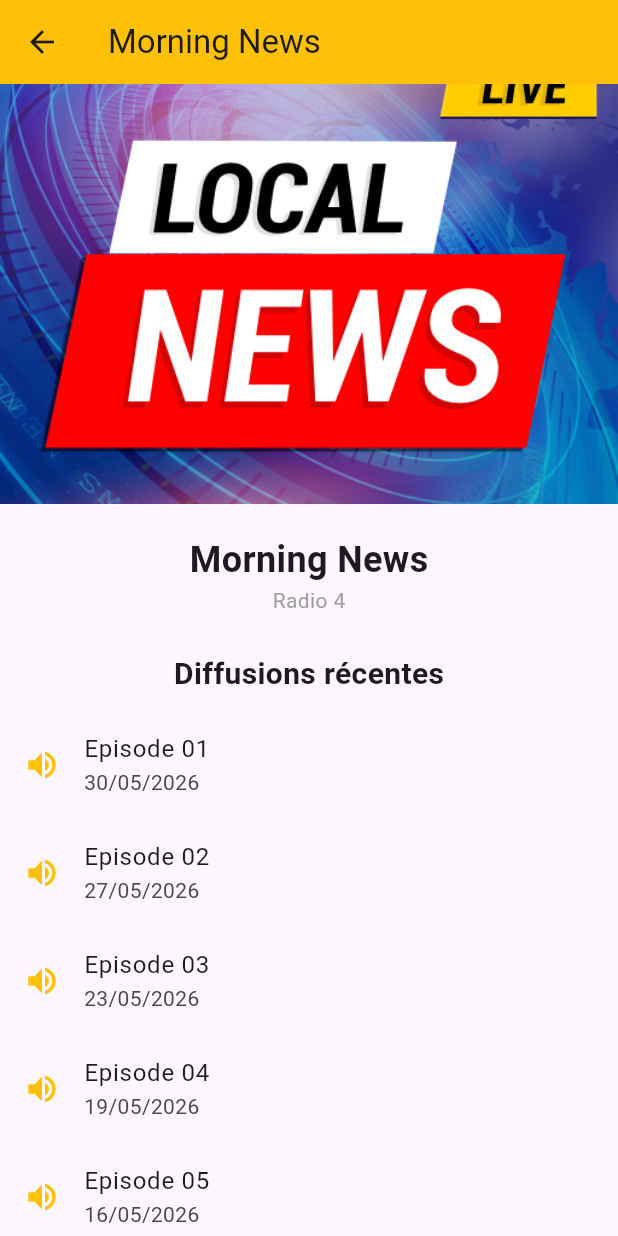
After one commit to Godwin-Jules/N3_DevMobile_DCLIC, a Flutter app: the screen it shows after launch, after a tap on "Morning News", on a phone screen of 412 x 824 dp. The commit adds this screen. Run offline on Flutter 3.47's test engine with Material 3 defaults, Android fonts, the phone set to English and light mode, and no system bars; our stand-ins replace responsive_grid, sqflite; accounts and stored records are empty.

Commit message:
First version of my streaming app: v1.0.0

```diff
--- /dev/null
+++ b/S1/streaming/lib/controllers/emission_controller.dart
@@ -0,0 +1,79 @@
+import 'package:streaming/data/mock_data.dart';
+
+import '../models/emission.dart';
+import '../models/diffusion.dart';
+
+class EmissionController {
+  final List<Emission> _emissions = mockEmissions;
+  // final List<Emission> _emissions = [
+  //   const Emission(
+  //     id: 1,
+  //     nom: 'Morning News',
+  //     chaine: 'Radio 4',
+  //     image: 'assets/images/news.png',
+  //   ),
+  //   const Emission(
+  //     id: 2,
+  //     nom: 'Music Time',
+  //     chaine: 'FM Music',
+  //     image: 'assets/images/music.avif',
+  //   ),
+  //   const Emission(
+  //     id: 3,
+  //     nom: 'Sport Live',
+  //     chaine: 'Sport Radio',
+  //     image: 'assets/images/sport.avif',
+  //   ),
+  //   const Emission(
+  //     id: 4,
+  //     nom: 'Tech Talk',
+  //     chaine: 'Digital FM',
+  //     image: 'assets/images/tech.avif',
+  //   ),
+  //   const Emission(
+  //     id: 5,
+  //     nom: 'Culture Plus',
+  //     chaine: 'Culture TV',
+  //     image: 'assets/images/culture.jpg',
+  //   ),
+  //   const Emission(
+  //     id: 6,
+  //     nom: 'Business Show',
+  //     chaine: 'Finance Radio',
+  //     image: 'assets/images/business.webp',
+  //   ),
+  // ];
+
+  List<Emission> getEmissions() {
+    return _emissions;
+  }
+
+  Emission onEmissionSelected(Emission emission) {
+    return emission;
+  }
+
+  List<Diffusion> getDiffusions() {
+    return [
+      Diffusion(
+        titre: "Episode 01",
+        date: DateTime.now().subtract(const Duration(days: 1)),
+      ),
+      Diffusion(
+        titre: "Episode 02",
+        date: DateTime.now().subtract(const Duration(days: 4)),
+      ),
+      Diffusion(
+        titre: "Episode 03",
+        date: DateTime.now().subtract(const Duration(days: 8)),
+      ),
+      Diffusion(
+        titre: "Episode 04",
+        date: DateTime.now().subtract(const Duration(days: 12)),
+      ),
+      Diffusion(
+        titre: "Episode 05",
+        date: DateTime.now().subtract(const Duration(days: 15)),
+      ),
+    ];
+  }
+}
--- /dev/null
+++ b/S1/streaming/lib/data/mock_data.dart
@@ -0,0 +1,40 @@
+import 'package:streaming/models/emission.dart';
+
+const mockEmissions = [
+  Emission(
+    id: 1,
+    nom: 'Morning News',
+    chaine: 'Radio 4',
+    image: 'assets/images/news.png',
+  ),
+  Emission(
+    id: 2,
+    nom: 'Music Time',
+    chaine: 'FM Music',
+    image: 'assets/images/music.avif',
+  ),
+  Emission(
+    id: 3,
+    nom: 'Sport Live',
+    chaine: 'Sport Radio',
+    image: 'assets/images/sport.avif',
+  ),
+  Emission(
+    id: 4,
+    nom: 'Tech Talk',
+    chaine: 'Digital FM',
+    image: 'assets/images/tech.avif',
+  ),
+  Emission(
+    id: 5,
+    nom: 'Culture Plus',
+    chaine: 'Culture TV',
+    image: 'assets/images/culture.jpg',
+  ),
+  Emission(
+    id: 6,
+    nom: 'Business Show',
+    chaine: 'Finance Radio',
+    image: 'assets/images/business.webp',
+  ),
+];
--- a/S1/streaming/lib/main.dart
+++ b/S1/streaming/lib/main.dart
@@ -1,122 +1,24 @@
 import 'package:flutter/material.dart';
 
+import 'controllers/emission_controller.dart';
+import 'views/home_page.dart';
+
 void main() {
-  runApp(const MyApp());
+  runApp(const MonApplication());
 }
 
-class MyApp extends StatelessWidget {
-  const MyApp({super.key});
+class MonApplication extends StatelessWidget {
+  const MonApplication({super.key});
 
-  // This widget is the root of your application.
   @override
   Widget build(BuildContext context) {
+    final controller = EmissionController();
+
     return MaterialApp(
-      title: 'Flutter Demo',
-      theme: ThemeData(
-        // This is the theme of your application.
-        //
-        // TRY THIS: Try running your application with "flutter run". You'll see
-        // the application has a purple toolbar. Then, without quitting the app,
-        // try changing the seedColor in the colorScheme below to Colors.green
-        // and then invoke "hot reload" (save your changes or press the "hot
-        // reload" button in a Flutter-supported IDE, or press "r" if you used
-        // the command line to start the app).
-        //
-        // Notice that the counter didn't reset back to zero; the application
-        // state is not lost during the reload. To reset the state, use hot
-        // restart instead.
-        //
-        // This works for code too, not just values: Most code changes can be
-        // tested with just a hot reload.
-        colorScheme: .fromSeed(seedColor: Colors.deepPurple),
-      ),
-      home: const MyHomePage(title: 'Flutter Demo Home Page'),
+      debugShowCheckedModeBanner: false,
+      title: 'Streaming App',
+      theme: ThemeData(useMaterial3: true),
+      home: HomePage(controller: controller),
     );
   }
 }
-
-class MyHomePage extends StatefulWidget {
-  const MyHomePage({super.key, required this.title});
-
-  // This widget is the home page of your application. It is stateful, meaning
-  // that it has a State object (defined below) that contains fields that affect
-  // how it looks.
-
-  // This class is the configuration for the state. It holds the values (in this
-  // case the title) provided by the parent (in this case the App widget) and
-  // used by the build method of the State. Fields in a Widget subclass are
-  // always marked "final".
-
-  final String title;
-
-  @override
-  State<MyHomePage> createState() => _MyHomePageState();
-}
-
-class _MyHomePageState extends State<MyHomePage> {
-  int _counter = 0;
-
-  void _incrementCounter() {
-    setState(() {
-      // This call to setState tells the Flutter framework that something has
-      // changed in this State, which causes it to rerun the build method below
-      // so that the display can reflect the updated values. If we changed
-      // _counter without calling setState(), then the build method would not be
-      // called again, and so nothing would appear to happen.
-      _counter++;
-    });
-  }
-
-  @override
-  Widget build(BuildContext context) {
-    // This method is rerun every time setState is called, for instance as done
-    // by the _incrementCounter method above.
-    //
-    // The Flutter framework has been optimized to make rerunning build methods
-    // fast, so that you can just rebuild anything that needs updating rather
-    // than having to individually change instances of widgets.
-    return Scaffold(
-      appBar: AppBar(
-        // TRY THIS: Try changing the color here to a specific color (to
-        // Colors.amber, perhaps?) and trigger a hot reload to see the AppBar
-        // change color while the other colors stay the same.
-        backgroundColor: Theme.of(context).colorScheme.inversePrimary,
-        // Here we take the value from the MyHomePage object that was created by
-        // the App.build method, and use it to set our appbar title.
-        title: Text(widget.title),
-      ),
-      body: Center(
-        // Center is a layout widget. It takes a single child and positions it
-        // in the middle of the parent.
-        child: Column(
-          // Column is also a layout widget. It takes a list of children and
-          // arranges them vertically. By default, it sizes itself to fit its
-          // children horizontally, and tries to be as tall as its parent.
-          //
-          // Column has various properties to control how it sizes itself and
-          // how it positions its children. Here we use mainAxisAlignment to
-          // center the children vertically; the main axis here is the vertical
-          // axis because Columns are vertical (the cross axis would be
-          // horizontal).
-          //
-          // TRY THIS: Invoke "debug painting" (choose the "Toggle Debug Paint"
-          // action in the IDE, or press "p" in the console), to see the
-          // wireframe for each widget.
-          mainAxisAlignment: .center,
-          children: [
-            const Text('You have pushed the button this many times:'),
-            Text(
-              '$_counter',
-              style: Theme.of(context).textTheme.headlineMedium,
-            ),
-          ],
-        ),
-      ),
-      floatingActionButton: FloatingActionButton(
-        onPressed: _incrementCounter,
-        tooltip: 'Increment',
-        child: const Icon(Icons.add),
-      ),
-    );
-  }
-}
--- /dev/null
+++ b/S1/streaming/lib/models/diffusion.dart
@@ -0,0 +1,6 @@
+class Diffusion {
+  final String titre;
+  final DateTime date;
+
+  const Diffusion({required this.titre, required this.date});
+}
--- /dev/null
+++ b/S1/streaming/lib/models/emission.dart
@@ -0,0 +1,13 @@
+class Emission {
+  final int id;
+  final String nom;
+  final String chaine;
+  final String image;
+
+  const Emission({
+    required this.id,
+    required this.nom,
+    required this.chaine,
+    required this.image,
+  });
+}
--- /dev/null
+++ b/S1/streaming/lib/views/detail_page.dart
@@ -0,0 +1,64 @@
+import 'package:flutter/material.dart';
+import 'package:intl/intl.dart';
+
+import '../models/diffusion.dart';
+import '../models/emission.dart';
+
+class DetailPage extends StatelessWidget {
+  final Emission emission;
+  final List<Diffusion> diffusions;
+
+  const DetailPage({
+    super.key,
+    required this.emission,
+    required this.diffusions,
+  });
+
+  @override
+  Widget build(BuildContext context) {
+    return Scaffold(
+      appBar: AppBar(title: Text(emission.nom), backgroundColor: Colors.amber),
+      body: SingleChildScrollView(
+        child: Column(
+          children: [
+            Hero(
+              tag: emission.id,
+              child: Image.asset(
+                emission.image,
+                height: 280,
+                width: double.infinity,
+                fit: BoxFit.cover,
+              ),
+            ),
+
+            const SizedBox(height: 20),
+
+            Text(
+              emission.nom,
+              style: const TextStyle(fontSize: 24, fontWeight: FontWeight.bold),
+            ),
+
+            Text(emission.chaine, style: const TextStyle(color: Colors.grey)),
+
+            const SizedBox(height: 25),
+
+            const Text(
+              "Diffusions récentes",
+              style: TextStyle(fontWeight: FontWeight.bold, fontSize: 20),
+            ),
+
+            const SizedBox(height: 10),
+
+            ...diffusions.map(
+              (diffusion) => ListTile(
+                leading: const Icon(Icons.volume_up, color: Colors.amber),
+                title: Text(diffusion.titre),
+                subtitle: Text(DateFormat('dd/MM/yyyy').format(diffusion.date)),
+              ),
+            ),
+          ],
+        ),
+      ),
+    );
+  }
+}
--- /dev/null
+++ b/S1/streaming/lib/views/home_page.dart
@@ -0,0 +1,54 @@
+import 'package:flutter/material.dart';
+import 'package:streaming/views/widgets/emission_grid.dart';
+
+import '../controllers/emission_controller.dart';
+import '../models/emission.dart';
+import 'detail_page.dart';
+
+class HomePage extends StatelessWidget {
+  final EmissionController controller;
+
+  const HomePage({super.key, required this.controller});
+
+  void ouvrirDetail(BuildContext context, Emission emission) {
+    Navigator.push(
+      context,
+      MaterialPageRoute(
+        builder: (_) => DetailPage(
+          emission: emission,
+          diffusions: controller.getDiffusions(),
+        ),
+      ),
+    );
+  }
+
+  @override
+  Widget build(BuildContext context) {
+    final emissions = controller.getEmissions();
+
+    return Scaffold(
+      appBar: AppBar(
+        backgroundColor: Colors.amber,
+        title: const Text("Vos émissions en streaming"),
+        actions: const [
+          Padding(padding: EdgeInsets.all(8), child: Icon(Icons.search)),
+          Padding(padding: EdgeInsets.all(8), child: Icon(Icons.list)),
+        ],
+      ),
+      body: Padding(
+        padding: const EdgeInsets.all(12),
+        child: EmissionGrid(
+          emissions: emissions,
+          onTap: (emission) => ouvrirDetail(context, emission),
+        ),
+      ),
+      bottomNavigationBar: BottomNavigationBar(
+        items: const [
+          BottomNavigationBarItem(icon: Icon(Icons.home), label: 'Accueil'),
+          BottomNavigationBarItem(icon: Icon(Icons.search), label: 'Recherche'),
+          BottomNavigationBarItem(icon: Icon(Icons.person), label: 'Profil'),
+        ],
+      ),
+    );
+  }
+}
--- /dev/null
+++ b/S1/streaming/lib/views/widgets/emission_card.dart
@@ -0,0 +1,64 @@
+import 'package:flutter/material.dart';
+
+import '../../models/emission.dart';
+
+class EmissionCard extends StatelessWidget {
+  final Emission emission;
+  final VoidCallback onTap;
+
+  const EmissionCard({super.key, required this.emission, required this.onTap});
+
+  @override
+  Widget build(BuildContext context) {
+    return GestureDetector(
+      onTap: onTap,
+      child: Container(
+        decoration: BoxDecoration(
+          borderRadius: BorderRadius.circular(20),
+          color: Colors.white,
+          boxShadow: const [
+            BoxShadow(
+              blurRadius: 8,
+              color: Colors.black12,
+              offset: Offset(0, 4),
+            ),
+          ],
+        ),
+        child: ClipRRect(
+          borderRadius: BorderRadius.circular(20),
+          child: Column(
+            crossAxisAlignment: CrossAxisAlignment.start,
+            children: [
+              Expanded(
+                child: Hero(
+                  tag: emission.id,
+                  child: Image.asset(
+                    emission.image,
+                    width: double.infinity,
+                    fit: BoxFit.cover,
+                  ),
+                ),
+              ),
+              Padding(
+                padding: const EdgeInsets.all(10),
+                child: Column(
+                  crossAxisAlignment: CrossAxisAlignment.start,
+                  children: [
+                    Text(
+                      emission.nom,
+                      style: const TextStyle(fontWeight: FontWeight.bold),
+                    ),
+                    Text(
+                      emission.chaine,
+                      style: const TextStyle(color: Colors.grey),
+                    ),
+                  ],
+                ),
+              ),
+            ],
+          ),
+        ),
+      ),
+    );
+  }
+}
--- /dev/null
+++ b/S1/streaming/lib/views/widgets/emission_grid.dart
@@ -0,0 +1,26 @@
+import 'package:flutter/material.dart';
+import 'package:responsive_grid/responsive_grid.dart';
+
+import '../../models/emission.dart';
+import 'emission_card.dart';
+
+class EmissionGrid extends StatelessWidget {
+  final List<Emission> emissions;
+  final Function(Emission) onTap;
+
+  const EmissionGrid({super.key, required this.emissions, required this.onTap});
+
+  @override
+  Widget build(BuildContext context) {
+    return ResponsiveGridList(
+      desiredItemWidth: 180,
+      minSpacing: 12,
+      children: emissions.map((emission) {
+        return SizedBox(
+          height: 260,
+          child: EmissionCard(emission: emission, onTap: () => onTap(emission)),
+        );
+      }).toList(),
+    );
+  }
+}
```
Also changed, not shown: S1/streaming/pubspec.yaml (+4 -3 lines), S1/streaming/assets/images/business.webp (added), S1/streaming/assets/images/culture.jpg (added), S1/streaming/assets/images/news.png (added), S1/streaming/pubspec.lock, 5 other files.
